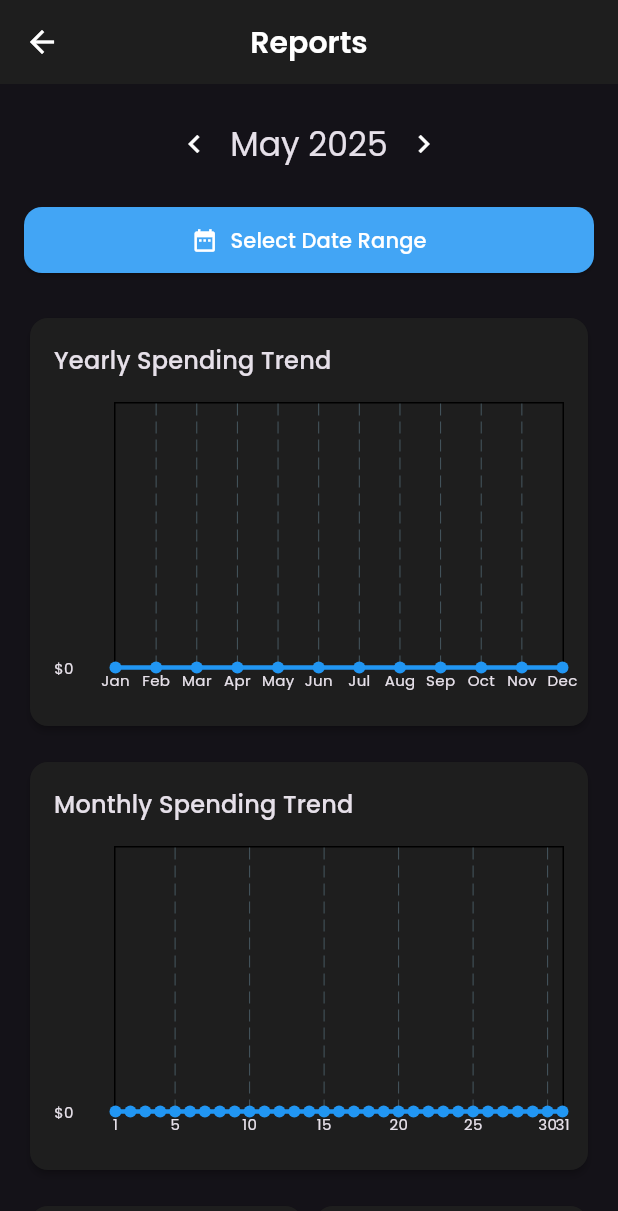
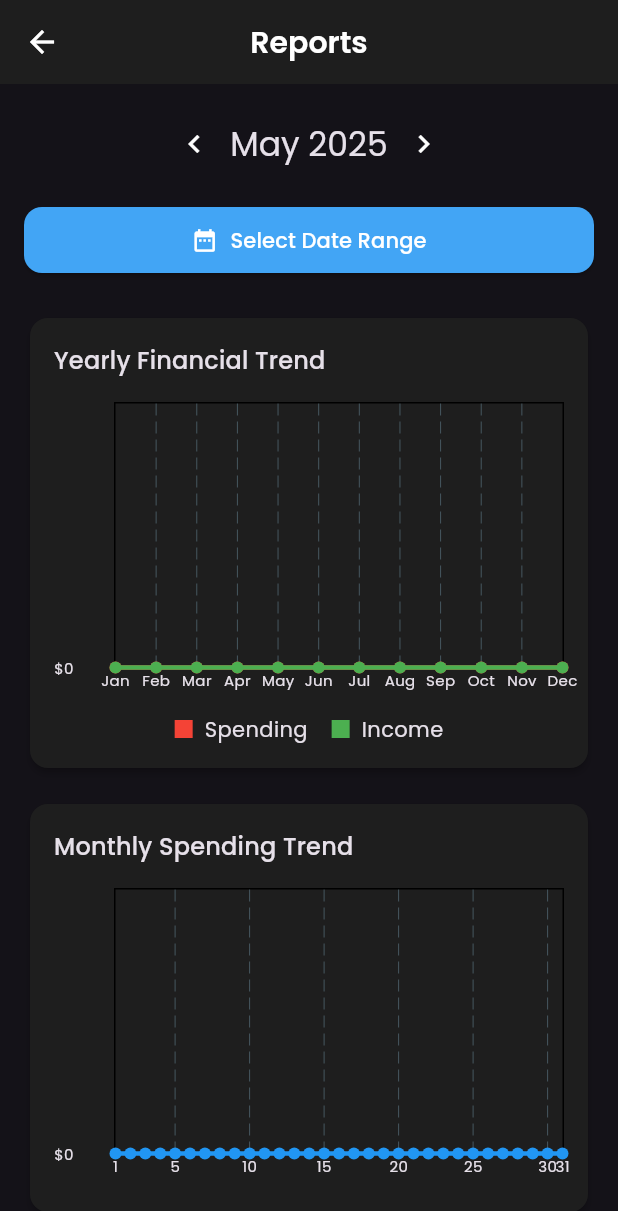
Before and after one commit to jakejonson/expense_tracker, a Flutter app: the ReportsScreen screen opened directly, after a tap on the "chevron left" icon, on a phone screen of 412 x 824 dp. Shown: the top 1211 px of the screen. Run offline on Flutter 3.47's test engine with Material 3 defaults, Android fonts, the phone set to English and light mode, and no system bars; drawn by our look-alikes of fl_chart; our stand-ins replace flutter_local_notifications, google_fonts, share_plus, sqflite; missing offline and left inert: excel, file_selector; accounts and stored records are empty.

Commit message:
add income to the yearly trend

```diff
--- a/lib/screens/reports_screen.dart
+++ b/lib/screens/reports_screen.dart
@@ -21,6 +21,7 @@ class _ReportsScreenState extends State<ReportsScreen> {
   Map<String, double> _categorySpending = {};
   Map<String, double> _categoryIncome = {};
   Map<int, double> _monthlySpending = {};
+  Map<int, double> _monthlyIncome = {};
   Map<int, double> _dailySpending = {};
   List<Transaction> _transactions = [];
 
@@ -66,10 +67,12 @@ class _ReportsScreenState extends State<ReportsScreen> {
     final Map<String, double> income = {};
     final Map<int, double> dailySpending = {};
     final Map<int, double> monthlySpending = {};
+    final Map<int, double> monthlyIncome = {};
 
-    // Calculate monthly spending for the year
+    // Calculate monthly spending and income for the year
     for (var i = 1; i <= 12; i++) {
       monthlySpending[i] = 0;
+      monthlyIncome[i] = 0;
     }
 
     // Get all transactions for the year to calculate monthly trends
@@ -79,10 +82,12 @@ class _ReportsScreenState extends State<ReportsScreen> {
         .getTransactionsByDateRange(yearStart, yearEnd);
 
     for (var transaction in yearlyTransactions) {
+      final month = transaction.date.month;
       if (transaction.isExpense) {
-        final month = transaction.date.month;
         monthlySpending[month] =
             (monthlySpending[month] ?? 0) + transaction.amount;
+      } else {
+        monthlyIncome[month] = (monthlyIncome[month] ?? 0) + transaction.amount;
       }
     }
 
@@ -110,6 +115,7 @@ class _ReportsScreenState extends State<ReportsScreen> {
       _categorySpending = spending;
       _categoryIncome = income;
       _monthlySpending = monthlySpending;
+      _monthlyIncome = monthlyIncome;
       _dailySpending = dailySpending;
     });
   }
@@ -143,7 +149,9 @@ class _ReportsScreenState extends State<ReportsScreen> {
   }
 
   Widget _buildYearlyTrendChart() {
-    final monthlyData = _monthlySpending.entries.toList()
+    final monthlySpendingData = _monthlySpending.entries.toList()
+      ..sort((a, b) => a.key.compareTo(b.key));
+    final monthlyIncomeData = _monthlyIncome.entries.toList()
       ..sort((a, b) => a.key.compareTo(b.key));
 
     return Card(
@@ -153,7 +161,7 @@ class _ReportsScreenState extends State<ReportsScreen> {
           crossAxisAlignment: CrossAxisAlignment.start,
           children: [
             Text(
-              'Yearly Spending Trend',
+              'Yearly Financial Trend',
               style: Theme.of(context).textTheme.titleMedium,
             ),
             const SizedBox(height: 16),
@@ -197,18 +205,34 @@ class _ReportsScreenState extends State<ReportsScreen> {
                   ),
                   borderData: FlBorderData(show: true),
                   lineBarsData: [
+                    // Spending line
                     LineChartBarData(
-                      spots: monthlyData.map((entry) {
+                      spots: monthlySpendingData.map((entry) {
                         return FlSpot(entry.key.toDouble(), entry.value);
                       }).toList(),
                       isCurved: false,
-                      color: Colors.blue,
+                      color: Colors.red,
                       barWidth: 3,
                       isStrokeCapRound: true,
                       dotData: const FlDotData(show: true),
                       belowBarData: BarAreaData(
                         show: true,
-                        color: Theme.of(context).primaryColor.withAlpha(51),
+                        color: Colors.red.withAlpha(51),
+                      ),
+                    ),
+                    // Income line
+                    LineChartBarData(
+                      spots: monthlyIncomeData.map((entry) {
+                        return FlSpot(entry.key.toDouble(), entry.value);
+                      }).toList(),
+                      isCurved: false,
+                      color: Colors.green,
+                      barWidth: 3,
+                      isStrokeCapRound: true,
+                      dotData: const FlDotData(show: true),
+                      belowBarData: BarAreaData(
+                        show: true,
+                        color: Colors.green.withAlpha(51),
                       ),
                     ),
                   ],
@@ -218,11 +242,13 @@ class _ReportsScreenState extends State<ReportsScreen> {
                       tooltipBgColor: Colors.blueGrey,
                       getTooltipItems: (touchedSpots) {
                         return touchedSpots.map((spot) {
-                          final month = DateFormat('MMM')
-                              .format(DateTime(2000, spot.x.toInt(), 1));
+                          final isIncome = spot.barIndex == 1;
                           return LineTooltipItem(
-                            '$month\n\$${spot.y.toStringAsFixed(0)}',
-                            const TextStyle(color: Colors.white),
+                            '${isIncome ? "Income" : "Spending"}: \$${spot.y.toStringAsFixed(0)}',
+                            const TextStyle(
+                              color: Colors.white,
+                              fontWeight: FontWeight.bold,
+                            ),
                           );
                         }).toList();
                       },
@@ -230,6 +256,15 @@ class _ReportsScreenState extends State<ReportsScreen> {
                   ),
                 ),
               ),
+            ),
+            const SizedBox(height: 8),
+            Row(
+              mainAxisAlignment: MainAxisAlignment.center,
+              children: [
+                _buildLegendItem('Spending', Colors.red),
+                const SizedBox(width: 16),
+                _buildLegendItem('Income', Colors.green),
+              ],
             ),
           ],
         ),
```
